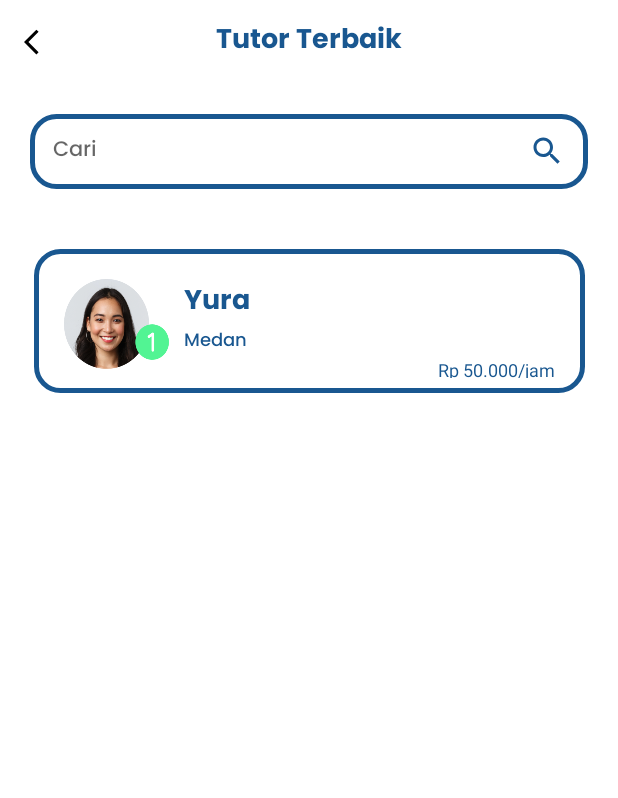
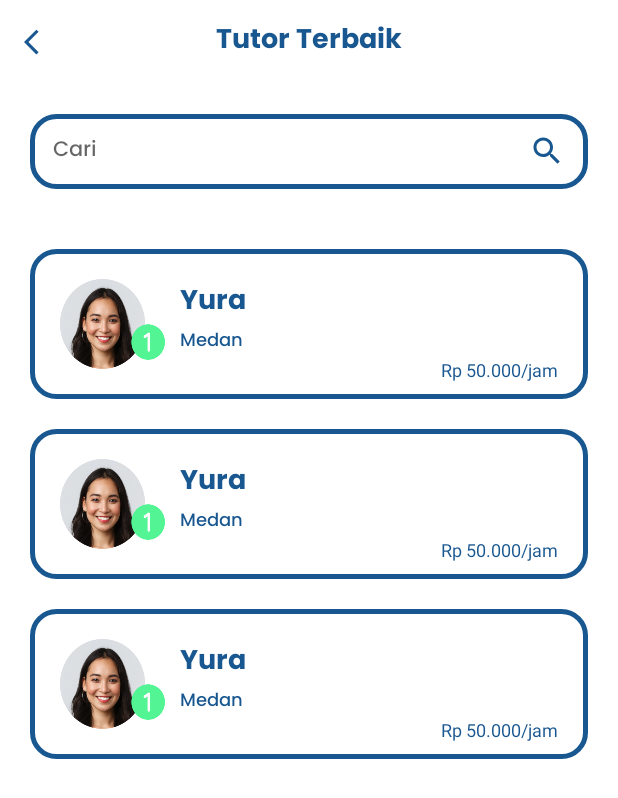
Before and after one commit to anjeliputeri/TeachSphere, an Android app: the layout activity_best_tutor.xml on its own in the app's theme, with its tools: preview values and no code run, on a phone screen of 412 x 824 dp. Shown: the top 798 px of the screen. Run offline under Robolectric (Android 15) with nearby library versions, the phone set to English and light mode, and no system bars.

Commit message:
BestTutor dan Liketutor on process

```diff
--- a/app/build.gradle
+++ b/app/build.gradle
@@ -1,6 +1,7 @@
 plugins {
     id 'com.android.application'
     id 'org.jetbrains.kotlin.android'
+    id 'kotlin-parcelize'
 }
 
 android {
@@ -29,6 +30,9 @@ android {
     kotlinOptions {
         jvmTarget = '1.8'
     }
+    buildFeatures {
+        viewBinding = true
+    }
 }
 
 dependencies {
@@ -40,4 +44,5 @@ dependencies {
     testImplementation 'junit:junit:4.13.2'
     androidTestImplementation 'androidx.test.ext:junit:1.1.5'
     androidTestImplementation 'androidx.test.espresso:espresso-core:3.5.1'
+    implementation 'com.squareup.picasso:picasso:2.8'
 }
--- a/app/src/main/AndroidManifest.xml
+++ b/app/src/main/AndroidManifest.xml
@@ -17,10 +17,10 @@
             android:name=".LikeTutor"
             android:exported="false" />
         <activity
-            android:name=".BestTutor"
+            android:name=".MainActivity"
             android:exported="false" />
         <activity
-            android:name=".MainActivity"
+            android:name=".BestTutor"
             android:exported="true">
             <intent-filter>
                 <action android:name="android.intent.action.MAIN" />
--- a/app/src/main/res/layout/activity_best_tutor.xml
+++ b/app/src/main/res/layout/activity_best_tutor.xml
@@ -22,11 +22,11 @@
             <ImageView
                 android:layout_width="20dp"
                 android:layout_height="20dp"
-                android:backgroundTint="@color/black"
+                android:backgroundTint="@color/blue"
                 android:background="@drawable/back"/>
 
             <TextView
-                android:id="@+id/text_detail"
+                android:id="@+id/text_tutor"
                 android:layout_width="wrap_content"
                 android:layout_height="wrap_content"
                 android:layout_gravity="center"
@@ -58,67 +58,18 @@
             app:layout_constraintStart_toStartOf="parent"
             app:layout_constraintEnd_toEndOf="parent" />
 
-        <LinearLayout
-            android:id="@+id/cardview_1"
-            android:layout_width="367dp"
-            android:layout_height="96dp"
-            android:layout_marginTop="40dp"
-            android:background="@drawable/rounded"
-            android:orientation="horizontal"
-            app:layout_constraintEnd_toEndOf="parent"
-            app:layout_constraintStart_toStartOf="parent"
-            app:layout_constraintTop_toBottomOf="@id/search">
-
-            <ImageView
-                android:id="@+id/imageProfile"
-                android:layout_width="70dp"
-                android:layout_height="60dp"
-                android:layout_marginStart="20dp"
-                android:layout_marginTop="20dp"
-                android:layout_marginBottom="20dp"
-                android:background="@drawable/yura" />
-            <LinearLayout
-                android:layout_width="match_parent"
-                android:layout_height="wrap_content"
-                android:orientation="vertical">
-
-                <TextView
-                    android:id="@+id/usernameProfile"
-                    android:layout_width="wrap_content"
-                    android:layout_height="wrap_content"
-                    android:layout_marginStart="10dp"
-                    android:layout_marginTop="20dp"
-                    android:fontFamily="@font/poppins_bold"
-                    android:text="Yura"
-                    android:textColor="@color/blue"
-                    android:textSize="18sp" />
-
-                <TextView
-                    android:id="@+id/alamat"
-                    android:layout_width="wrap_content"
-                    android:layout_height="wrap_content"
-                    android:layout_marginStart="10dp"
-                    android:layout_marginTop="0dp"
-                    android:text="Medan"
-                    android:fontFamily="@font/poppins_medium"
-                    android:textColor="@color/blue"
-                    android:textSize="12sp" />
-
-                <TextView
-                    android:layout_width="wrap_content"
-                    android:layout_height="wrap_content"
-                    android:layout_gravity="end|right"
-                    android:layout_marginTop="0dp"
-                    android:layout_marginEnd="20dp"
-                    android:layout_marginBottom="10dp"
-                    android:text="Rp 50.000/jam"
-                    android:textColor="@color/blue"
-                    android:textSize="12sp" />
-            </LinearLayout>
+       <androidx.recyclerview.widget.RecyclerView
+           android:id="@+id/rv_best_tutor"
+           android:layout_width="match_parent"
+           android:layout_height="wrap_content"
+           app:layout_constraintTop_toBottomOf="@id/search"
+           android:nestedScrollingEnabled="false"
+           tools:listitem="@layout/item_list"
+           android:layout_marginTop="20dp"/>
 
 
 
-        </LinearLayout>
+
 
     </androidx.constraintlayout.widget.ConstraintLayout>
 
--- /dev/null
+++ b/app/src/main/res/layout/item_list.xml
@@ -0,0 +1,71 @@
+<?xml version="1.0" encoding="utf-8"?>
+<androidx.constraintlayout.widget.ConstraintLayout xmlns:android="http://schemas.android.com/apk/res/android"
+    android:layout_width="match_parent"
+    android:layout_height="wrap_content"
+    xmlns:app="http://schemas.android.com/apk/res-auto">
+
+    <LinearLayout
+        android:id="@+id/cardview_1"
+        android:layout_width="match_parent"
+        android:layout_height="wrap_content"
+        android:layout_marginTop="20dp"
+        android:layout_marginHorizontal="20dp"
+        app:layout_constraintTop_toTopOf="parent"
+        android:background="@drawable/rounded"
+        android:orientation="horizontal"
+        app:layout_constraintEnd_toEndOf="parent"
+        app:layout_constraintStart_toStartOf="parent">
+
+        <ImageView
+            android:id="@+id/imageProfile"
+            android:layout_width="70dp"
+            android:layout_height="60dp"
+            android:layout_marginStart="20dp"
+            android:layout_marginTop="20dp"
+            android:layout_marginBottom="20dp"
+            android:background="@drawable/yura" />
+        <LinearLayout
+            android:layout_width="match_parent"
+            android:layout_height="wrap_content"
+            android:orientation="vertical">
+
+            <TextView
+                android:id="@+id/usernameProfile"
+                android:layout_width="wrap_content"
+                android:layout_height="wrap_content"
+                android:layout_marginStart="10dp"
+                android:layout_marginTop="20dp"
+                android:fontFamily="@font/poppins_bold"
+                android:text="Yura"
+                android:textColor="@color/blue"
+                android:textSize="18sp" />
+
+            <TextView
+                android:id="@+id/alamat"
+                android:layout_width="wrap_content"
+                android:layout_height="wrap_content"
+                android:layout_marginStart="10dp"
+                android:layout_marginTop="0dp"
+                android:text="Medan"
+                android:fontFamily="@font/poppins_medium"
+                android:textColor="@color/blue"
+                android:textSize="12sp" />
+
+            <TextView
+                android:id="@+id/harga"
+                android:layout_width="wrap_content"
+                android:layout_height="wrap_content"
+                android:layout_gravity="end|right"
+                android:layout_marginTop="0dp"
+                android:layout_marginEnd="20dp"
+                android:layout_marginBottom="10dp"
+                android:text="Rp 50.000/jam"
+                android:textColor="@color/blue"
+                android:textSize="12sp" />
+        </LinearLayout>
+
+
+
+    </LinearLayout>
+
+</androidx.constraintlayout.widget.ConstraintLayout>
--- a/app/src/main/res/values-night/themes.xml
+++ b/app/src/main/res/values-night/themes.xml
@@ -1,6 +1,6 @@
 <resources xmlns:tools="http://schemas.android.com/tools">
     <!-- Base application theme. -->
-    <style name="Theme.TeachSphere" parent="Theme.MaterialComponents.DayNight.DarkActionBar">
+    <style name="Theme.TeachSphere" parent="Theme.MaterialComponents.DayNight.NoActionBar">
         <!-- Primary brand color. -->
         <item name="colorPrimary">@color/purple_200</item>
         <item name="colorPrimaryVariant">@color/purple_700</item>
--- a/app/src/main/res/values/themes.xml
+++ b/app/src/main/res/values/themes.xml
@@ -1,6 +1,6 @@
 <resources xmlns:tools="http://schemas.android.com/tools">
     <!-- Base application theme. -->
-    <style name="Theme.TeachSphere" parent="Theme.MaterialComponents.DayNight.DarkActionBar">
+    <style name="Theme.TeachSphere" parent="Theme.MaterialComponents.DayNight.NoActionBar">
         <!-- Primary brand color. -->
         <item name="colorPrimary">@color/purple_500</item>
         <item name="colorPrimaryVariant">@color/purple_700</item>
```
Also changed, not shown: app/src/main/java/com/app/teachsphere/BestTutor.kt (+36 -1 lines), app/src/main/java/com/app/teachsphere/adapter/BestTutorAdapter.kt (added, +44 -0 lines), app/src/main/java/com/app/teachsphere/adapter/LikedTutorAdapter.kt (added, +29 -0 lines), app/src/main/java/com/app/teachsphere/model/LikedTutorModel.kt (added, +13 -0 lines), app/src/main/java/com/app/teachsphere/model/TutorModel.kt (added, +14 -0 lines), app/src/main/res/layout/activity_like_tutor.xml (+36 -2 lines), app/src/main/res/values/strings.xml (+39 -0 lines), app/src/main/res/drawable/adit.png (added), app/src/main/res/drawable/jani.png (added), app/src/main/res/drawable/michael.png (added), app/src/main/res/drawable/urip.png (added).
